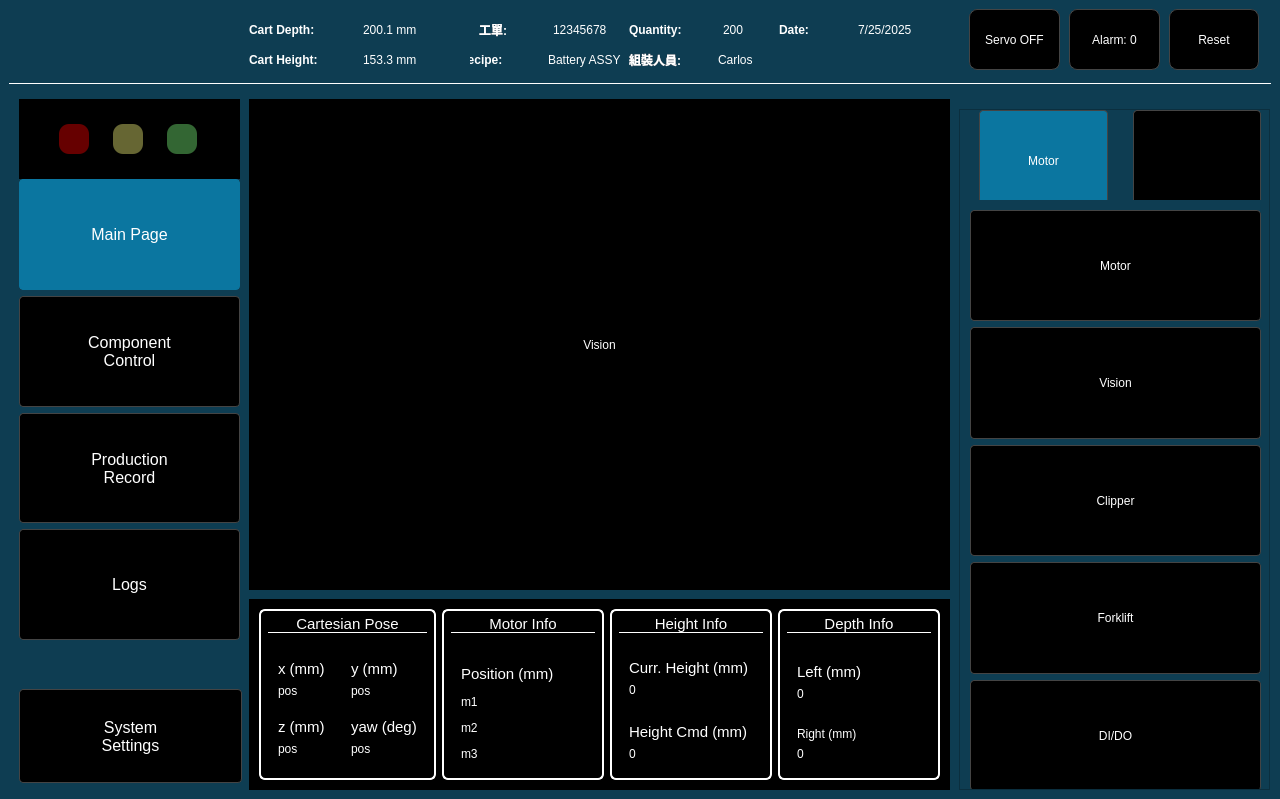
Above: src/ui_app/ui_app/ui_magic_cube.ui from deltahenry/cas_ws before the change. Below: the same form after it.
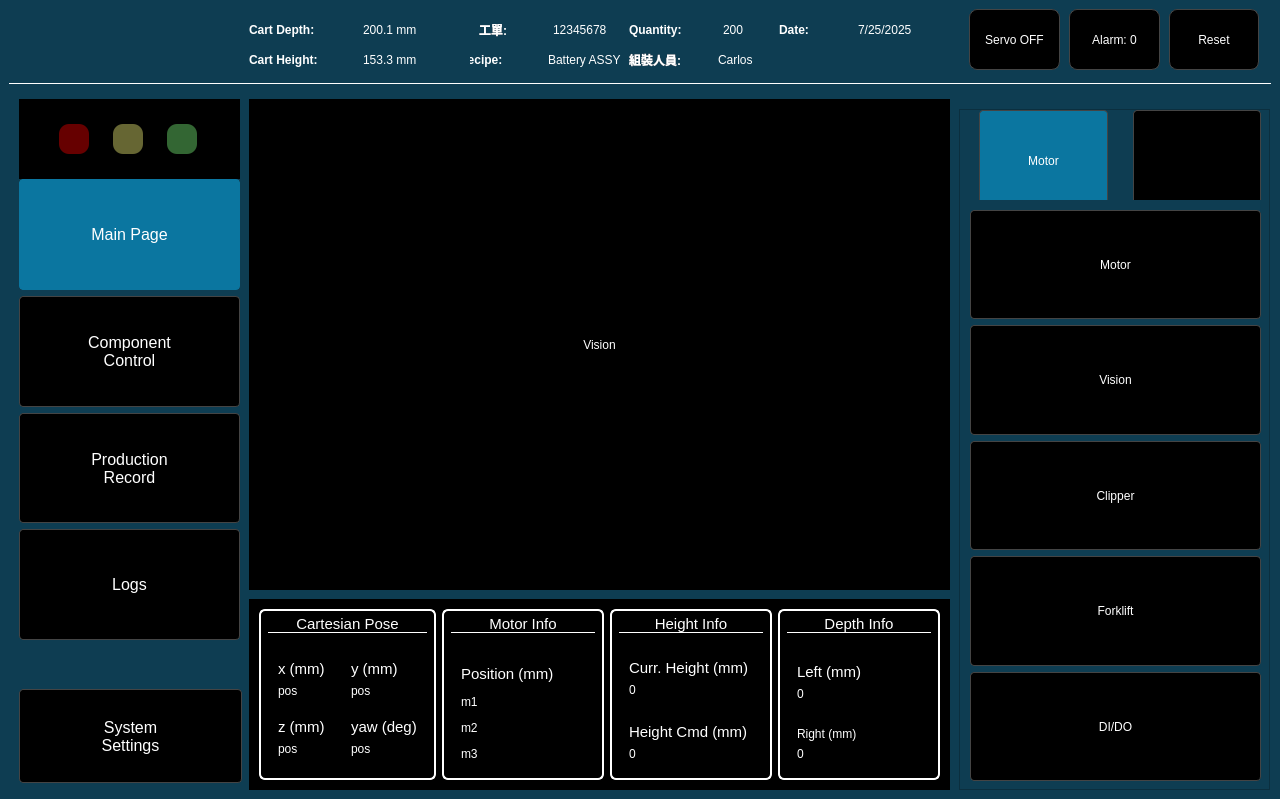
That is the form after the change. The open tabs and pages were chosen to show the change. Icons and pictures are not drawn.

```diff
--- a/src/ui_app/ui_app/ui_magic_cube.ui
+++ b/src/ui_app/ui_app/ui_magic_cube.ui
@@ -2005,8 +2005,8 @@
                </property>
                <property name="geometry">
                 <rect>
-                 <x>140</x>
-                 <y>50</y>
+                 <x>150</x>
+                 <y>20</y>
                  <width>151</width>
                  <height>71</height>
                 </rect>
@@ -2061,8 +2061,8 @@
                </property>
                <property name="geometry">
                 <rect>
-                 <x>140</x>
-                 <y>140</y>
+                 <x>150</x>
+                 <y>100</y>
                  <width>151</width>
                  <height>71</height>
                 </rect>
@@ -2117,8 +2117,8 @@
                </property>
                <property name="geometry">
                 <rect>
-                 <x>140</x>
-                 <y>230</y>
+                 <x>150</x>
+                 <y>180</y>
                  <width>151</width>
                  <height>71</height>
                 </rect>
@@ -2173,8 +2173,8 @@
                </property>
                <property name="geometry">
                 <rect>
-                 <x>40</x>
-                 <y>350</y>
+                 <x>30</x>
+                 <y>330</y>
                  <width>231</width>
                  <height>71</height>
                 </rect>
@@ -2223,6 +2223,64 @@
                 <bool>false</bool>
                </property>
               </widget>
+              <widget class="QLineEdit" name="InputMotorDistance">
+               <property name="geometry">
+                <rect>
+                 <x>10</x>
+                 <y>50</y>
+                 <width>121</width>
+                 <height>41</height>
+                </rect>
+               </property>
+               <property name="styleSheet">
+                <string notr="true">background-color: #FFFFFF;</string>
+               </property>
+               <property name="text">
+                <string/>
+               </property>
+              </widget>
+              <widget class="QLineEdit" name="InputMotorSpeed">
+               <property name="geometry">
+                <rect>
+                 <x>10</x>
+                 <y>180</y>
+                 <width>121</width>
+                 <height>41</height>
+                </rect>
+               </property>
+               <property name="styleSheet">
+                <string notr="true">background-color: #FFFFFF;</string>
+               </property>
+               <property name="text">
+                <string/>
+               </property>
+              </widget>
+              <widget class="QLabel" name="label_6">
+               <property name="geometry">
+                <rect>
+                 <x>40</x>
+                 <y>20</y>
+                 <width>67</width>
+                 <height>17</height>
+                </rect>
+               </property>
+               <property name="text">
+                <string>Distance</string>
+               </property>
+              </widget>
+              <widget class="QLabel" name="label_10">
+               <property name="geometry">
+                <rect>
+                 <x>40</x>
+                 <y>150</y>
+                 <width>67</width>
+                 <height>17</height>
+                </rect>
+               </property>
+               <property name="text">
+                <string>Speed</string>
+               </property>
+              </widget>
              </widget>
             </widget>
            </widget>
@@ -2827,7 +2885,7 @@
              <x>10</x>
              <y>100</y>
              <width>291</width>
-             <height>581</height>
+             <height>571</height>
             </rect>
            </property>
            <property name="sizePolicy">
```
Left out of the diff: 30 changed lines with no effect on the pictures.
